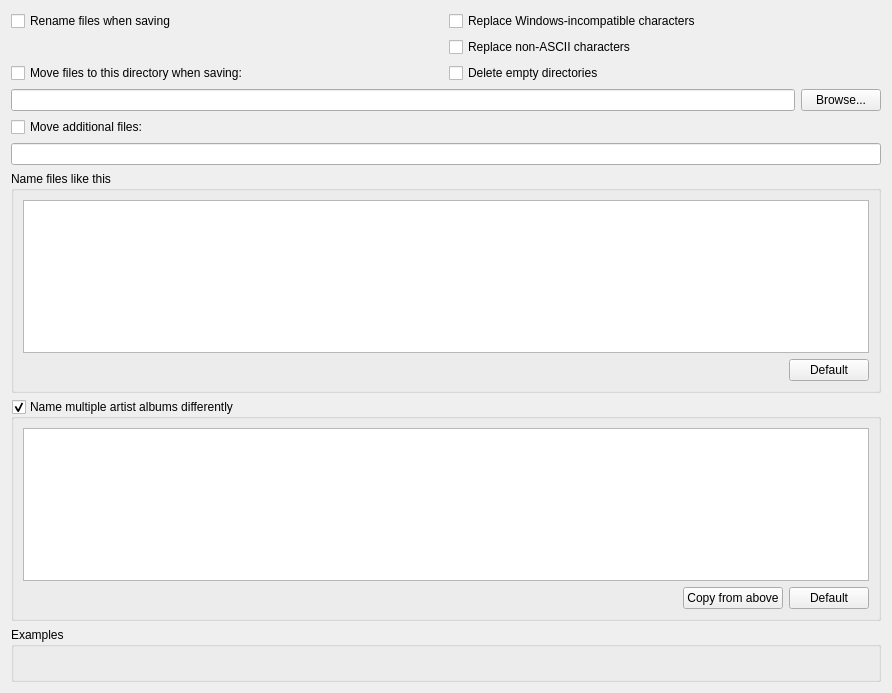
Old version of the form ui/options_renaming.ui in the repository metabrainz/picard.
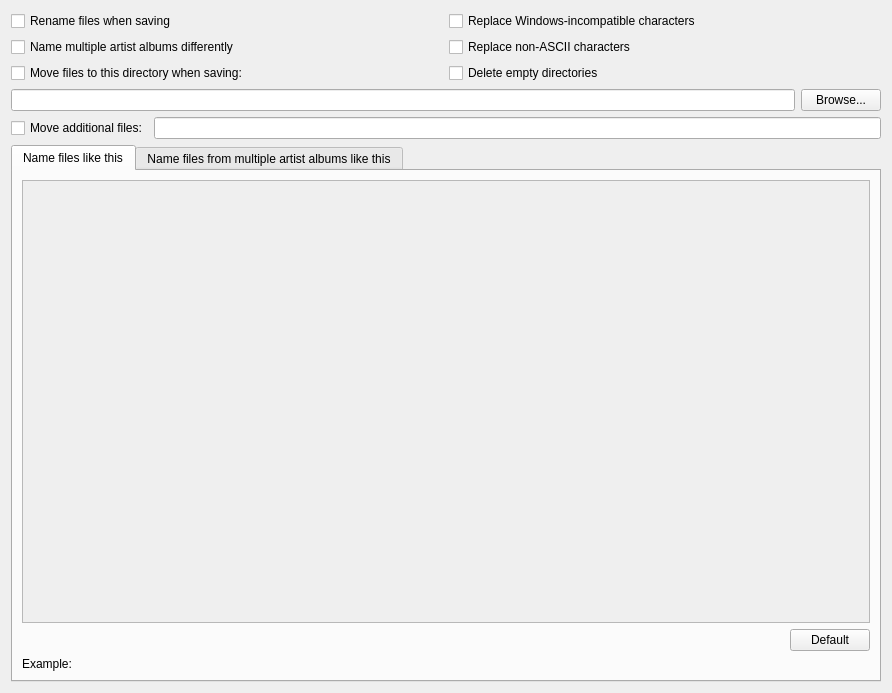
New version of the form.

Commit message: Add tabs around the file naming scheme boxes

The edit to the form file:
```diff
--- a/ui/options_renaming.ui
+++ b/ui/options_renaming.ui
@@ -22,7 +22,7 @@
   <property name="windowTitle">
    <string/>
   </property>
-  <layout class="QVBoxLayout">
+  <layout class="QVBoxLayout" name="verticalLayout_5">
    <item>
     <layout class="QGridLayout" name="gridLayout">
      <item row="0" column="0">
@@ -60,6 +60,13 @@
        </property>
       </widget>
      </item>
+     <item row="1" column="0">
+      <widget class="QCheckBox" name="use_va_format">
+       <property name="text">
+        <string>Name multiple artist albums differently</string>
+       </property>
+      </widget>
+     </item>
     </layout>
    </item>
    <item>
@@ -84,6 +91,8 @@
     </layout>
    </item>
    <item>
+    <layout class="QHBoxLayout" name="horizontalLayout_5">
+     <item>
     <widget class="QCheckBox" name="move_additional_files">
      <property name="text">
       <string>Move additional files:</string>
@@ -93,17 +102,23 @@
    <item>
     <widget class="QLineEdit" name="move_additional_files_pattern"/>
    </item>
+    </layout>
+   </item>
    <item>
-    <widget class="QGroupBox" name="groupBox">
-     <property name="title">
+    <widget class="QTabWidget" name="tabWidget">
+     <property name="currentIndex">
+      <number>0</number>
+     </property>
+     <widget class="QWidget" name="tab">
+      <attribute name="title">
       <string>Name files like this</string>
-     </property>
-     <property name="flat">
-      <bool>false</bool>
-     </property>
-     <layout class="QVBoxLayout" name="verticalLayout_4">
+      </attribute>
+      <layout class="QVBoxLayout" name="verticalLayout_2">
       <item>
        <widget class="QTextEdit" name="file_naming_format">
+         <property name="enabled">
+          <bool>false</bool>
+         </property>
         <property name="sizePolicy">
          <sizepolicy hsizetype="Expanding" vsizetype="Expanding">
           <horstretch>0</horstretch>
@@ -132,7 +147,7 @@
 &lt;html&gt;&lt;head&gt;&lt;meta name=&quot;qrichtext&quot; content=&quot;1&quot; /&gt;&lt;style type=&quot;text/css&quot;&gt;
 p, li { white-space: pre-wrap; }
 &lt;/style&gt;&lt;/head&gt;&lt;body style=&quot; font-family:'Monospace'; font-size:9pt; font-weight:400; font-style:normal;&quot;&gt;
-&lt;p style=&quot;-qt-paragraph-type:empty; margin-top:0px; margin-bottom:0px; margin-left:0px; margin-right:0px; -qt-block-indent:0; text-indent:0px; font-size:10pt;&quot;&gt;&lt;/p&gt;&lt;/body&gt;&lt;/html&gt;</string>
+&lt;p style=&quot;-qt-paragraph-type:empty; margin-top:0px; margin-bottom:0px; margin-left:0px; margin-right:0px; -qt-block-indent:0; text-indent:0px; font-size:10pt;&quot;&gt;&lt;br /&gt;&lt;/p&gt;&lt;/body&gt;&lt;/html&gt;</string>
         </property>
         <property name="tabStopWidth">
          <number>20</number>
@@ -143,7 +158,7 @@
        </widget>
       </item>
       <item>
-       <layout class="QHBoxLayout" name="horizontalLayout_2">
+        <layout class="QHBoxLayout" name="horizontalLayout">
         <item>
          <widget class="QLabel" name="renaming_error">
           <property name="text">
@@ -175,25 +190,39 @@
         </item>
        </layout>
       </item>
-     </layout>
+       <item>
+        <layout class="QHBoxLayout" name="horizontalLayout_6">
+         <item>
+          <widget class="QLabel" name="label_3">
+           <property name="text">
+            <string>Example:</string>
+           </property>
     </widget>
    </item>
    <item>
-    <widget class="QGroupBox" name="use_va_format">
-     <property name="title">
-      <string>Name multiple artist albums differently</string>
-     </property>
-     <property name="flat">
-      <bool>false</bool>
-     </property>
-     <property name="checkable">
+          <widget class="QLabel" name="example_filename">
+           <property name="text">
+            <string/>
+           </property>
+          </widget>
+         </item>
+        </layout>
+       </item>
+      </layout>
+     </widget>
+     <widget class="QWidget" name="tab_2">
+      <property name="enabled">
       <bool>true</bool>
      </property>
+      <attribute name="title">
+       <string>Name files from multiple artist albums like this</string>
+      </attribute>
      <layout class="QVBoxLayout" name="verticalLayout_3">
       <item>
-       <layout class="QHBoxLayout">
-        <item>
          <widget class="QTextEdit" name="va_file_naming_format">
+         <property name="enabled">
+          <bool>false</bool>
+         </property>
           <property name="font">
            <font>
             <family>Monospace</family>
@@ -212,8 +241,6 @@
            <bool>true</bool>
           </property>
          </widget>
-        </item>
-       </layout>
       </item>
       <item>
        <layout class="QHBoxLayout" name="horizontalLayout_3">
@@ -242,7 +269,7 @@
            </size>
           </property>
           <property name="text">
-           <string>Copy from above</string>
+            <string>Copy from single artist file naming</string>
           </property>
          </widget>
         </item>
@@ -267,51 +294,26 @@
         </item>
        </layout>
       </item>
-     </layout>
+       <item>
+        <layout class="QHBoxLayout" name="horizontalLayout_2">
+         <item>
+          <widget class="QLabel" name="label_2">
+           <property name="text">
+            <string>Example:</string>
+           </property>
     </widget>
    </item>
    <item>
-    <widget class="QGroupBox" name="groupBox_2">
-     <property name="title">
-      <string>Examples</string>
-     </property>
-     <property name="flat">
-      <bool>false</bool>
-     </property>
-     <layout class="QVBoxLayout" name="verticalLayout">
-      <item>
-       <widget class="QLabel" name="example_filename">
-        <property name="font">
-         <font>
-          <weight>50</weight>
-          <italic>false</italic>
-          <bold>false</bold>
-         </font>
-        </property>
-        <property name="frameShape">
-         <enum>QFrame::NoFrame</enum>
-        </property>
-        <property name="frameShadow">
-         <enum>QFrame::Plain</enum>
-        </property>
-        <property name="lineWidth">
-         <number>1</number>
-        </property>
+          <widget class="QLabel" name="example_filename_va">
         <property name="text">
          <string/>
         </property>
-        <property name="textFormat">
-         <enum>Qt::RichText</enum>
-        </property>
-        <property name="wordWrap">
-         <bool>true</bool>
-        </property>
-        <property name="textInteractionFlags">
-         <set>Qt::LinksAccessibleByMouse</set>
-        </property>
        </widget>
       </item>
      </layout>
+       </item>
+      </layout>
+     </widget>
     </widget>
    </item>
   </layout>
```
Left out of the diff: 8 changed lines with no effect on the pictures. Lines whose indentation alone changed are shown as unchanged. The commit also changes 3 other files.
